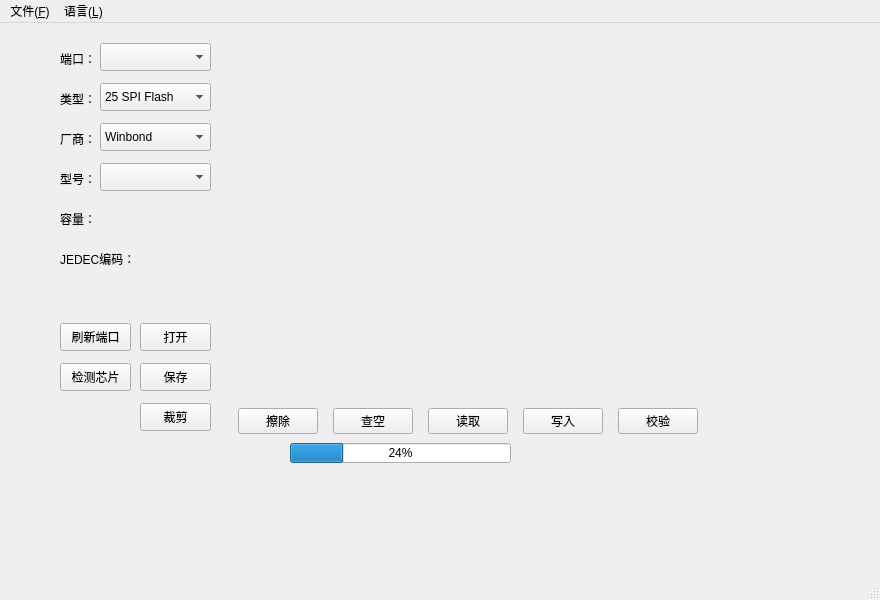
First picture: the form in mainwindow.ui, repository quietvillage/ch341pgr, before the edit.
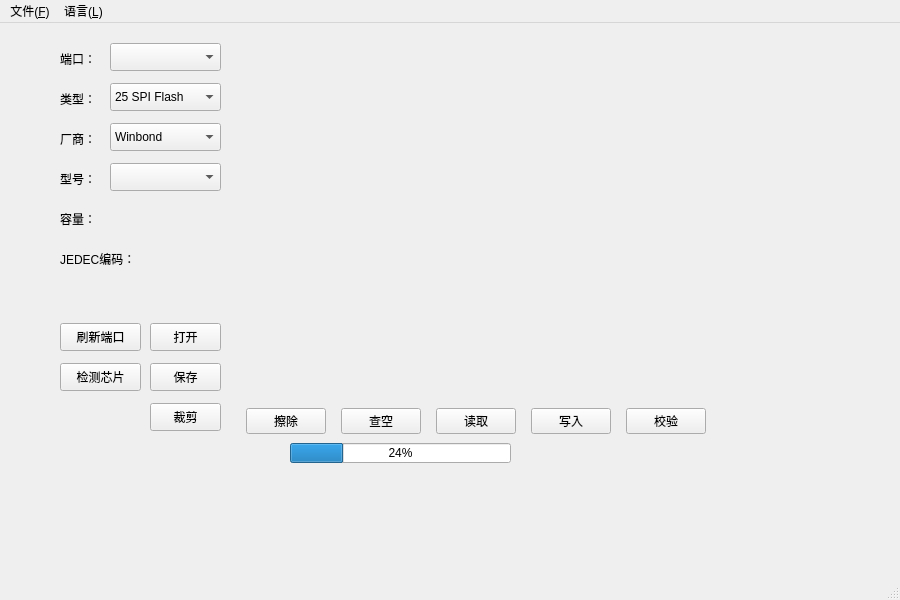
Second picture: the form after the edit. Custom widgets are drawn as their Qt base class.

What changed in the file:
```diff
--- a/mainwindow.ui
+++ b/mainwindow.ui
@@ -6,7 +6,7 @@
    <rect>
     <x>0</x>
     <y>0</y>
-    <width>880</width>
+    <width>900</width>
     <height>600</height>
    </rect>
   </property>
@@ -19,7 +19,7 @@
      <rect>
       <x>50</x>
       <y>10</y>
-      <width>658</width>
+      <width>666</width>
       <height>401</height>
      </rect>
     </property>
@@ -34,7 +34,7 @@
       <widget class="QWidget" name="widget" native="true">
        <property name="minimumSize">
         <size>
-         <width>151</width>
+         <width>161</width>
          <height>0</height>
         </size>
        </property>
@@ -67,7 +67,7 @@
        <widget class="QComboBox" name="combo_vendor">
         <property name="geometry">
          <rect>
-          <x>40</x>
+          <x>50</x>
           <y>90</y>
           <width>111</width>
           <height>28</height>
@@ -97,7 +97,7 @@
        <widget class="QComboBox" name="combo_model">
         <property name="geometry">
          <rect>
-          <x>40</x>
+          <x>50</x>
           <y>130</y>
           <width>111</width>
           <height>28</height>
@@ -146,7 +146,7 @@
        <widget class="QComboBox" name="combo_memType">
         <property name="geometry">
          <rect>
-          <x>40</x>
+          <x>50</x>
           <y>50</y>
           <width>111</width>
           <height>28</height>
@@ -168,7 +168,7 @@
          <rect>
           <x>0</x>
           <y>330</y>
-          <width>71</width>
+          <width>81</width>
           <height>28</height>
          </rect>
         </property>
@@ -179,7 +179,7 @@
        <widget class="QPushButton" name="btn_open">
         <property name="geometry">
          <rect>
-          <x>80</x>
+          <x>90</x>
           <y>290</y>
           <width>71</width>
           <height>28</height>
@@ -195,7 +195,7 @@
         </property>
         <property name="geometry">
          <rect>
-          <x>80</x>
+          <x>90</x>
           <y>330</y>
           <width>71</width>
           <height>28</height>
@@ -208,7 +208,7 @@
        <widget class="QComboBox" name="combo_ports">
         <property name="geometry">
          <rect>
-          <x>40</x>
+          <x>50</x>
           <y>10</y>
           <width>111</width>
           <height>28</height>
@@ -233,7 +233,7 @@
          <rect>
           <x>0</x>
           <y>290</y>
-          <width>71</width>
+          <width>81</width>
           <height>28</height>
          </rect>
         </property>
@@ -260,7 +260,7 @@
         </property>
         <property name="geometry">
          <rect>
-          <x>80</x>
+          <x>90</x>
           <y>370</y>
           <width>71</width>
           <height>28</height>
@@ -367,8 +367,8 @@
     <rect>
      <x>0</x>
      <y>0</y>
-     <width>880</width>
-     <height>25</height>
+     <width>900</width>
+     <height>27</height>
     </rect>
    </property>
    <widget class="QMenu" name="menu">
```
